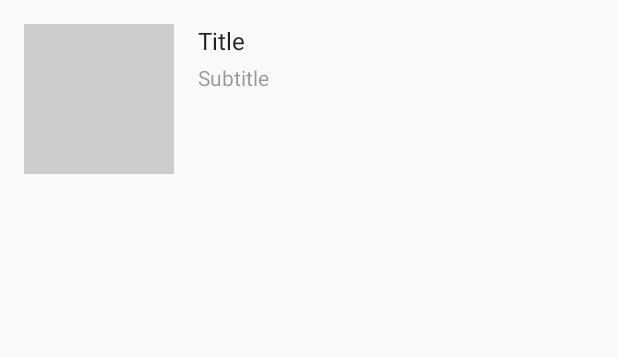
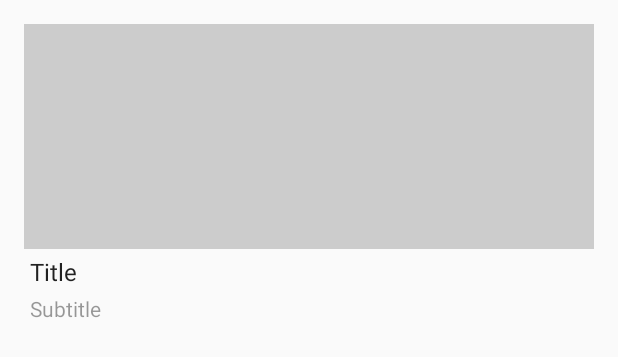
Before and after one commit to Rocksheep/xyzreader, an Android app: the layout list_item_article.xml on its own in the app's theme, with its tools: preview values and no code run, on a phone screen of 412 x 824 dp. Shown: the top 357 px of the screen. Run offline under Robolectric (Android 15) with nearby library versions, the phone set to English and light mode, and no system bars.

Commit message:
Added the required improvements

```diff
--- a/XYZReader/src/main/java/com/example/xyzreader/ui/ArticleListActivity.java
+++ b/XYZReader/src/main/java/com/example/xyzreader/ui/ArticleListActivity.java
@@ -9,9 +9,9 @@ import android.content.Loader;
 import android.database.Cursor;
 import android.os.Bundle;
 import android.support.v4.widget.SwipeRefreshLayout;
-import android.support.v7.app.ActionBarActivity;
+import android.support.v7.app.AppCompatActivity;
+import android.support.v7.widget.GridLayoutManager;
 import android.support.v7.widget.RecyclerView;
-import android.support.v7.widget.StaggeredGridLayoutManager;
 import android.support.v7.widget.Toolbar;
 import android.text.format.DateUtils;
 import android.util.Log;
@@ -32,7 +32,7 @@ import com.squareup.picasso.Picasso;
  * touched, lead to a {@link ArticleDetailActivity} representing item details. On tablets, the
  * activity presents a grid of items as cards.
  */
-public class ArticleListActivity extends ActionBarActivity implements
+public class ArticleListActivity extends AppCompatActivity implements
         LoaderManager.LoaderCallbacks<Cursor> {
 
     private static final String LOG_TAG = ArticleListActivity.class.getSimpleName();
@@ -102,8 +102,8 @@ public class ArticleListActivity extends ActionBarActivity implements
         adapter.setHasStableIds(true);
         mRecyclerView.setAdapter(adapter);
         int columnCount = getResources().getInteger(R.integer.list_column_count);
-        StaggeredGridLayoutManager sglm =
-                new StaggeredGridLayoutManager(columnCount, StaggeredGridLayoutManager.VERTICAL);
+        GridLayoutManager sglm =
+                new GridLayoutManager(this, columnCount);
         mRecyclerView.setLayoutManager(sglm);
     }
 
--- a/XYZReader/src/main/res/layout/list_item_article.xml
+++ b/XYZReader/src/main/res/layout/list_item_article.xml
@@ -3,33 +3,28 @@
     xmlns:tools="http://schemas.android.com/tools"
     android:layout_width="match_parent"
     android:layout_height="wrap_content"
-    android:padding="16dp"
+    android:padding="@dimen/list_item_padding"
     android:clickable="true"
     android:focusable="true"
-    android:foreground="?selectableItemBackground">
+    android:foreground="?selectableItemBackground"
+    android:orientation="vertical">
 
     <!--suppress AndroidLintContentDescription -->
     <ImageView
         android:id="@+id/thumbnail"
-        android:layout_width="100dp"
-        android:layout_height="100dp"
+        android:layout_width="match_parent"
+        android:layout_height="150dp"
         android:background="@color/photo_placeholder" />
 
-    <LinearLayout
-        android:layout_width="0dp"
-        android:layout_height="wrap_content"
-        android:layout_weight="1"
-        android:orientation="vertical">
+
     <TextView
         android:id="@+id/article_title"
         style="@style/TextAppearance.AppCompat.Subhead"
         android:layout_width="match_parent"
         android:layout_height="wrap_content"
-            android:paddingLeft="16dp"
-            android:paddingRight="16dp"
-            android:paddingBottom="4dp"
+        android:padding="4dp"
         android:ellipsize="end"
-            android:maxLines="4"
+        android:maxLines="1"
         tools:text="Title"
         />
 
@@ -38,13 +33,11 @@
         style="@style/TextAppearance.AppCompat.Body1"
         android:layout_width="match_parent"
         android:layout_height="wrap_content"
-            android:paddingLeft="16dp"
-            android:paddingRight="16dp"
-            android:paddingBottom="16dp"
+        android:paddingLeft="4dp"
+        android:paddingRight="4dp"
         android:textColor="#6000"
         android:maxLines="1"
         android:singleLine="true"
         android:ellipsize="end"
         tools:text="Subtitle"/>
 </LinearLayout>
-</LinearLayout>
--- a/XYZReader/src/main/res/values/dimens.xml
+++ b/XYZReader/src/main/res/values/dimens.xml
@@ -8,4 +8,6 @@
     <dimen name="fab_press_translation_z">6dp</dimen>
     <dimen name="fab_margin">16dp</dimen>
 
+    <dimen name="list_item_padding">16dp</dimen>
+
 </resources>
```
Also changed, not shown: XYZReader/src/main/res/layout/activity_article_list.xml (+0 -9 lines), XYZReader/src/main/res/layout/fragment_article_detail.xml (+0 -28 lines). Lines whose indentation alone changed are shown as unchanged.
